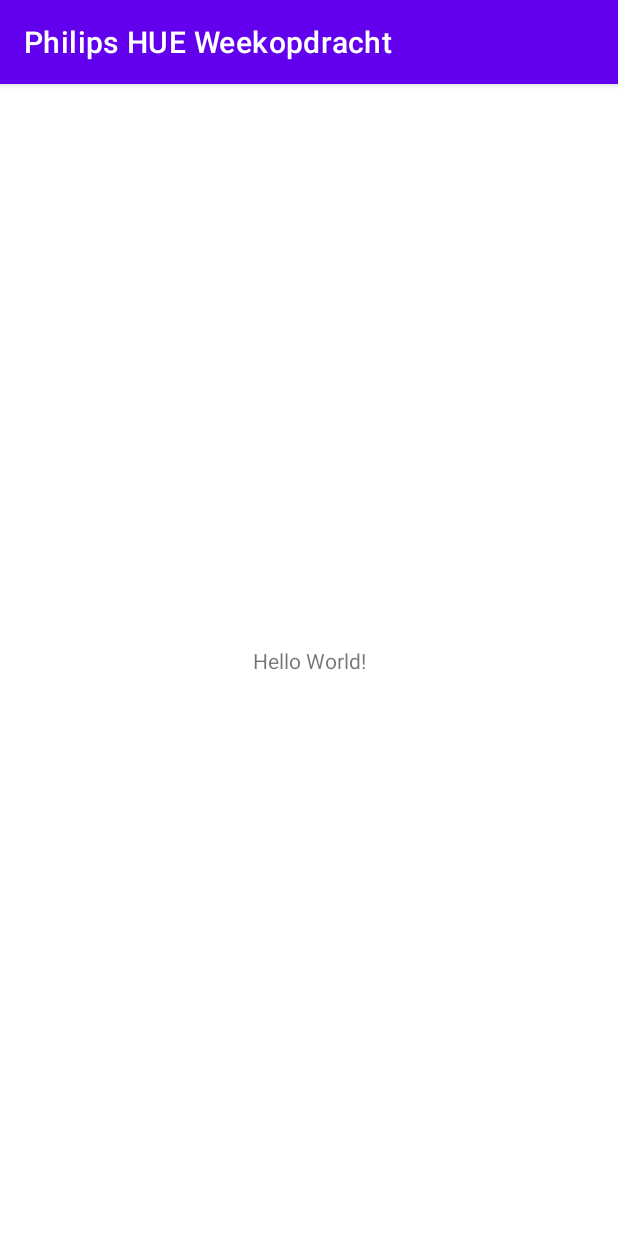
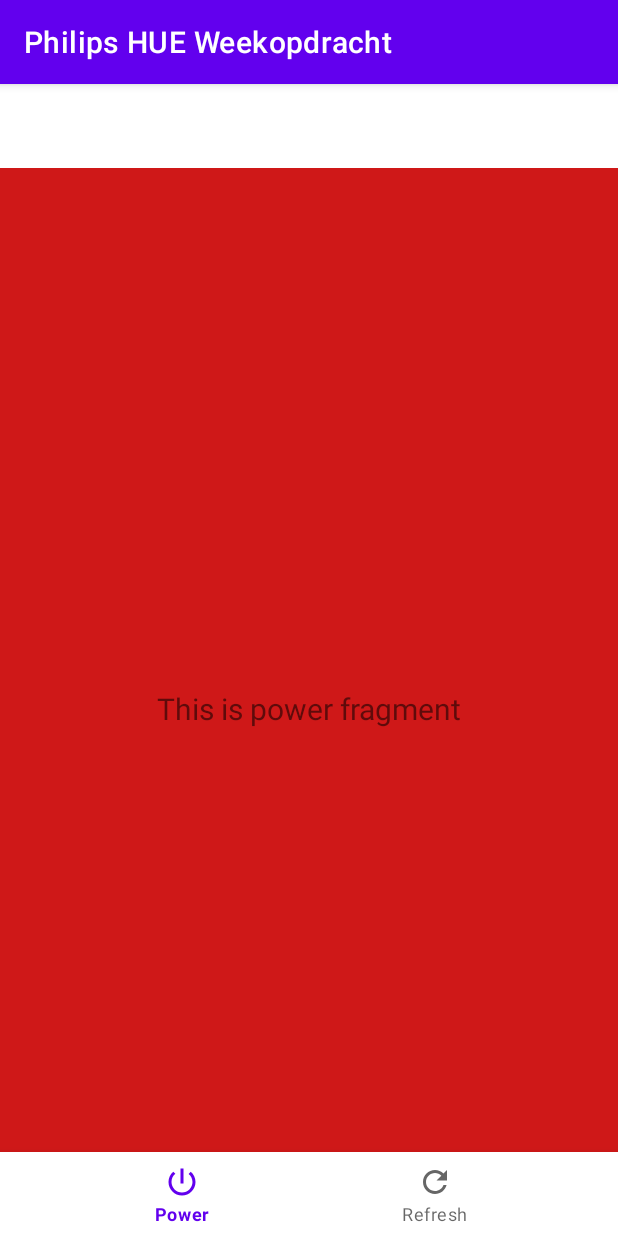
Before and after one commit to Jaspervanes-github/Weekopdrachr-2-Lars-Rook-en-Jasper-van-Es, an Android app: the screen it shows after launch (MainActivity), on a phone screen of 412 x 824 dp. Run offline under Robolectric (Android 15) with nearby library versions, the phone set to English and light mode, and no system bars; our stand-ins replace navigation-ui.

Commit message:
[ADD] added bottomnavbar and fragments

```diff
--- a/app/build.gradle
+++ b/app/build.gradle
@@ -33,6 +33,10 @@ dependencies {
     implementation 'androidx.appcompat:appcompat:1.2.0'
     implementation 'com.google.android.material:material:1.2.1'
     implementation 'androidx.constraintlayout:constraintlayout:2.0.4'
+    implementation 'androidx.navigation:navigation-fragment:2.3.1'
+    implementation 'androidx.navigation:navigation-ui:2.3.1'
+    implementation 'androidx.lifecycle:lifecycle-livedata-ktx:2.2.0'
+    implementation 'androidx.lifecycle:lifecycle-viewmodel-ktx:2.2.0'
     testImplementation 'junit:junit:4.+'
     androidTestImplementation 'androidx.test.ext:junit:1.1.2'
     androidTestImplementation 'androidx.test.espresso:espresso-core:3.3.0'
--- a/app/src/main/java/com/example/philipshueweekopdracht/MainActivity.java
+++ b/app/src/main/java/com/example/philipshueweekopdracht/MainActivity.java
@@ -1,14 +1,50 @@
 package com.example.philipshueweekopdracht;
 
+import androidx.annotation.NonNull;
 import androidx.appcompat.app.AppCompatActivity;
+import androidx.fragment.app.Fragment;
+import androidx.navigation.NavController;
+import androidx.navigation.Navigation;
+import androidx.navigation.ui.AppBarConfiguration;
+import androidx.navigation.ui.NavigationUI;
 
 import android.os.Bundle;
+import android.view.MenuItem;
+
+import com.google.android.material.bottomnavigation.BottomNavigationView;
 
 public class MainActivity extends AppCompatActivity {
 
     @Override
     protected void onCreate(Bundle savedInstanceState) {
         super.onCreate(savedInstanceState);
-        setContentView(R.layout.activity_main);
+        setContentView(R.layout.activity_botom_navigationview);
+        BottomNavigationView navView = findViewById(R.id.nav_view);
+        // Passing each menu ID as a set of Ids because each
+        // menu should be considered as top level destinations.
+        AppBarConfiguration appBarConfiguration = new AppBarConfiguration.Builder(
+                R.id.navigation_power, R.id.navigation_refresh)
+                .build();
+//        NavController navController = Navigation.findNavController(this, R.id.nav_host_fragment);
+//        NavigationUI.setupActionBarWithNavController(this, navController, appBarConfiguration);
+//        NavigationUI.setupWithNavController(navView, navController);
+
+        navView.setOnNavigationItemSelectedListener(navListener);
     }
+
+    private BottomNavigationView.OnNavigationItemSelectedListener navListener =
+            new BottomNavigationView.OnNavigationItemSelectedListener() {
+                @Override
+                public boolean onNavigationItemSelected(@NonNull MenuItem item) {
+                    switch (item.getItemId()) {
+                        case R.id.navigation_power: {
+                            //switch all lamps on/off
+                        }
+                        case R.id.navigation_refresh: {
+                            //refresh current lamps
+                        }
+                    }
+                    return true;
+                }
+            };
 }
--- /dev/null
+++ b/app/src/main/java/com/example/philipshueweekopdracht/ui/power/PowerFragment.java
@@ -0,0 +1,35 @@
+package com.example.philipshueweekopdracht.ui.power;
+
+import android.os.Bundle;
+import android.view.LayoutInflater;
+import android.view.View;
+import android.view.ViewGroup;
+import android.widget.TextView;
+
+import androidx.annotation.NonNull;
+import androidx.annotation.Nullable;
+import androidx.fragment.app.Fragment;
+import androidx.lifecycle.Observer;
+import androidx.lifecycle.ViewModelProvider;
+
+import com.example.philipshueweekopdracht.R;
+
+public class PowerFragment extends Fragment {
+
+    private PowerViewModel powerViewModel;
+
+    public View onCreateView(@NonNull LayoutInflater inflater,
+                             ViewGroup container, Bundle savedInstanceState) {
+        powerViewModel =
+                new ViewModelProvider(this).get(PowerViewModel.class);
+        View root = inflater.inflate(R.layout.fragment_power, container, false);
+        final TextView textView = root.findViewById(R.id.text_power);
+        powerViewModel.getText().observe(getViewLifecycleOwner(), new Observer<String>() {
+            @Override
+            public void onChanged(@Nullable String s) {
+                textView.setText(s);
+            }
+        });
+        return root;
+    }
+}
--- /dev/null
+++ b/app/src/main/java/com/example/philipshueweekopdracht/ui/power/PowerViewModel.java
@@ -0,0 +1,19 @@
+package com.example.philipshueweekopdracht.ui.power;
+
+import androidx.lifecycle.LiveData;
+import androidx.lifecycle.MutableLiveData;
+import androidx.lifecycle.ViewModel;
+
+public class PowerViewModel extends ViewModel {
+
+    private MutableLiveData<String> mText;
+
+    public PowerViewModel() {
+        mText = new MutableLiveData<>();
+        mText.setValue("This is power fragment");
+    }
+
+    public LiveData<String> getText() {
+        return mText;
+    }
+}
--- /dev/null
+++ b/app/src/main/java/com/example/philipshueweekopdracht/ui/refresh/RefreshFragment.java
@@ -0,0 +1,35 @@
+package com.example.philipshueweekopdracht.ui.refresh;
+
+import android.os.Bundle;
+import android.view.LayoutInflater;
+import android.view.View;
+import android.view.ViewGroup;
+import android.widget.TextView;
+
+import androidx.annotation.NonNull;
+import androidx.annotation.Nullable;
+import androidx.fragment.app.Fragment;
+import androidx.lifecycle.Observer;
+import androidx.lifecycle.ViewModelProvider;
+
+import com.example.philipshueweekopdracht.R;
+
+public class RefreshFragment extends Fragment {
+
+    private RefreshViewModel refreshViewModel;
+
+    public View onCreateView(@NonNull LayoutInflater inflater,
+                             ViewGroup container, Bundle savedInstanceState) {
+        refreshViewModel =
+                new ViewModelProvider(this).get(RefreshViewModel.class);
+        View root = inflater.inflate(R.layout.fragment_refresh, container, false);
+        final TextView textView = root.findViewById(R.id.text_refresh);
+        refreshViewModel.getText().observe(getViewLifecycleOwner(), new Observer<String>() {
+            @Override
+            public void onChanged(@Nullable String s) {
+                textView.setText(s);
+            }
+        });
+        return root;
+    }
+}
--- /dev/null
+++ b/app/src/main/java/com/example/philipshueweekopdracht/ui/refresh/RefreshViewModel.java
@@ -0,0 +1,19 @@
+package com.example.philipshueweekopdracht.ui.refresh;
+
+import androidx.lifecycle.LiveData;
+import androidx.lifecycle.MutableLiveData;
+import androidx.lifecycle.ViewModel;
+
+public class RefreshViewModel extends ViewModel {
+
+    private MutableLiveData<String> mText;
+
+    public RefreshViewModel() {
+        mText = new MutableLiveData<>();
+        mText.setValue("This is dashboard fragment");
+    }
+
+    public LiveData<String> getText() {
+        return mText;
+    }
+}
--- /dev/null
+++ b/app/src/main/res/drawable/ic_baseline_power_settings_new_24.xml
@@ -0,0 +1,10 @@
+<vector xmlns:android="http://schemas.android.com/apk/res/android"
+    android:width="24dp"
+    android:height="24dp"
+    android:viewportWidth="24"
+    android:viewportHeight="24"
+    android:tint="?attr/colorControlNormal">
+  <path
+      android:fillColor="@android:color/white"
+      android:pathData="M13,3h-2v10h2L13,3zM17.83,5.17l-1.42,1.42C17.99,7.86 19,9.81 19,12c0,3.87 -3.13,7 -7,7s-7,-3.13 -7,-7c0,-2.19 1.01,-4.14 2.58,-5.42L6.17,5.17C4.23,6.82 3,9.26 3,12c0,4.97 4.03,9 9,9s9,-4.03 9,-9c0,-2.74 -1.23,-5.18 -3.17,-6.83z"/>
+</vector>
--- /dev/null
+++ b/app/src/main/res/drawable/ic_baseline_refresh_24.xml
@@ -0,0 +1,10 @@
+<vector xmlns:android="http://schemas.android.com/apk/res/android"
+    android:width="24dp"
+    android:height="24dp"
+    android:viewportWidth="24"
+    android:viewportHeight="24"
+    android:tint="?attr/colorControlNormal">
+  <path
+      android:fillColor="@android:color/white"
+      android:pathData="M17.65,6.35C16.2,4.9 14.21,4 12,4c-4.42,0 -7.99,3.58 -7.99,8s3.57,8 7.99,8c3.73,0 6.84,-2.55 7.73,-6h-2.08c-0.82,2.33 -3.04,4 -5.65,4 -3.31,0 -6,-2.69 -6,-6s2.69,-6 6,-6c1.66,0 3.14,0.69 4.22,1.78L13,11h7V4l-2.35,2.35z"/>
+</vector>
--- /dev/null
+++ b/app/src/main/res/layout/activity_botom_navigationview.xml
@@ -0,0 +1,33 @@
+<?xml version="1.0" encoding="utf-8"?>
+<androidx.constraintlayout.widget.ConstraintLayout xmlns:android="http://schemas.android.com/apk/res/android"
+    xmlns:app="http://schemas.android.com/apk/res-auto"
+    android:id="@+id/container"
+    android:layout_width="match_parent"
+    android:layout_height="match_parent"
+    android:paddingTop="?attr/actionBarSize">
+
+    <com.google.android.material.bottomnavigation.BottomNavigationView
+        android:id="@+id/nav_view"
+        android:layout_width="0dp"
+        android:layout_height="wrap_content"
+        android:layout_marginStart="0dp"
+        android:layout_marginEnd="0dp"
+        android:background="?android:attr/windowBackground"
+        app:layout_constraintBottom_toBottomOf="parent"
+        app:layout_constraintLeft_toLeftOf="parent"
+        app:layout_constraintRight_toRightOf="parent"
+        app:menu="@menu/bottom_nav_menu" />
+
+    <fragment
+        android:id="@+id/nav_host_fragment"
+        android:name="androidx.navigation.fragment.NavHostFragment"
+        android:layout_width="match_parent"
+        android:layout_height="match_parent"
+        app:defaultNavHost="true"
+        app:layout_constraintBottom_toTopOf="@id/nav_view"
+        app:layout_constraintLeft_toLeftOf="parent"
+        app:layout_constraintRight_toRightOf="parent"
+        app:layout_constraintTop_toTopOf="parent"
+        app:navGraph="@navigation/mobile_navigation" />
+
+</androidx.constraintlayout.widget.ConstraintLayout>
--- /dev/null
+++ b/app/src/main/res/layout/fragment_power.xml
@@ -0,0 +1,23 @@
+<?xml version="1.0" encoding="utf-8"?>
+<androidx.constraintlayout.widget.ConstraintLayout xmlns:android="http://schemas.android.com/apk/res/android"
+    xmlns:app="http://schemas.android.com/apk/res-auto"
+    xmlns:tools="http://schemas.android.com/tools"
+    android:layout_width="match_parent"
+    android:layout_height="match_parent"
+    android:background="#CF1818"
+    tools:context=".ui.power.PowerFragment">
+
+    <TextView
+        android:id="@+id/text_power"
+        android:layout_width="match_parent"
+        android:layout_height="wrap_content"
+        android:layout_marginStart="8dp"
+        android:layout_marginTop="8dp"
+        android:layout_marginEnd="8dp"
+        android:textAlignment="center"
+        android:textSize="20sp"
+        app:layout_constraintBottom_toBottomOf="parent"
+        app:layout_constraintEnd_toEndOf="parent"
+        app:layout_constraintStart_toStartOf="parent"
+        app:layout_constraintTop_toTopOf="parent" />
+</androidx.constraintlayout.widget.ConstraintLayout>
--- a/app/src/main/res/layout/activity_main.xml
+++ b/app/src/main/res/layout/fragment_refresh.xml
@@ -4,15 +4,20 @@
     xmlns:tools="http://schemas.android.com/tools"
     android:layout_width="match_parent"
     android:layout_height="match_parent"
-    tools:context=".MainActivity">
+    android:background="#28AAE4"
+    tools:context=".ui.refresh.RefreshFragment">
 
     <TextView
-        android:layout_width="wrap_content"
+        android:id="@+id/text_refresh"
+        android:layout_width="match_parent"
         android:layout_height="wrap_content"
-        android:text="Hello World!"
+        android:layout_marginStart="8dp"
+        android:layout_marginTop="8dp"
+        android:layout_marginEnd="8dp"
+        android:textAlignment="center"
+        android:textSize="20sp"
         app:layout_constraintBottom_toBottomOf="parent"
-        app:layout_constraintLeft_toLeftOf="parent"
-        app:layout_constraintRight_toRightOf="parent"
+        app:layout_constraintEnd_toEndOf="parent"
+        app:layout_constraintStart_toStartOf="parent"
         app:layout_constraintTop_toTopOf="parent" />
-
 </androidx.constraintlayout.widget.ConstraintLayout>
--- /dev/null
+++ b/app/src/main/res/menu/bottom_nav_menu.xml
@@ -0,0 +1,14 @@
+<?xml version="1.0" encoding="utf-8"?>
+<menu xmlns:android="http://schemas.android.com/apk/res/android">
+
+    <item
+        android:id="@+id/navigation_power"
+        android:icon="@drawable/ic_baseline_power_settings_new_24"
+        android:title="@string/title_power" />
+
+    <item
+        android:id="@+id/navigation_refresh"
+        android:icon="@drawable/ic_baseline_refresh_24"
+        android:title="@string/title_refresh" />
+
+</menu>
--- /dev/null
+++ b/app/src/main/res/navigation/mobile_navigation.xml
@@ -0,0 +1,20 @@
+<?xml version="1.0" encoding="utf-8"?>
+<navigation xmlns:android="http://schemas.android.com/apk/res/android"
+    xmlns:app="http://schemas.android.com/apk/res-auto"
+    xmlns:tools="http://schemas.android.com/tools"
+    android:id="@+id/mobile_navigation"
+    app:startDestination="@+id/navigation_power">
+
+    <fragment
+        android:id="@+id/navigation_power"
+        android:name="com.example.philipshueweekopdracht.ui.power.PowerFragment"
+        android:label="@string/title_power"
+        tools:layout="@layout/fragment_power" />
+
+    <fragment
+        android:id="@+id/navigation_refresh"
+        android:name="com.example.philipshueweekopdracht.ui.refresh.RefreshFragment"
+        android:label="@string/title_refresh"
+        tools:layout="@layout/fragment_refresh" />
+
+</navigation>
--- /dev/null
+++ b/app/src/main/res/values/dimens.xml
@@ -0,0 +1,5 @@
+<resources>
+    <!-- Default screen margins, per the Android Design guidelines. -->
+    <dimen name="activity_horizontal_margin">16dp</dimen>
+    <dimen name="activity_vertical_margin">16dp</dimen>
+</resources>
--- a/app/src/main/res/values/strings.xml
+++ b/app/src/main/res/values/strings.xml
@@ -1,3 +1,6 @@
 <resources>
     <string name="app_name">Philips HUE Weekopdracht</string>
+    <string name="title_activity_botom_navigationview">MainActivity</string>
+    <string name="title_power">Power</string>
+    <string name="title_refresh">Refresh</string>
 </resources>
```
Also changed, not shown: gradle/wrapper/gradle-wrapper.properties.
